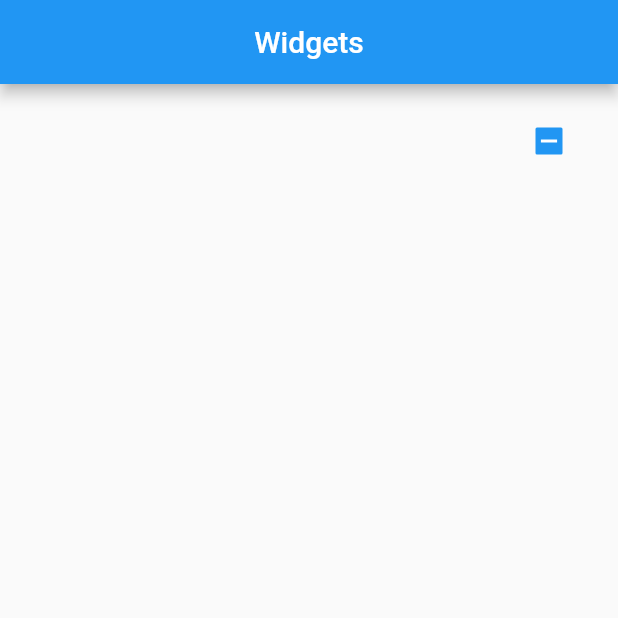
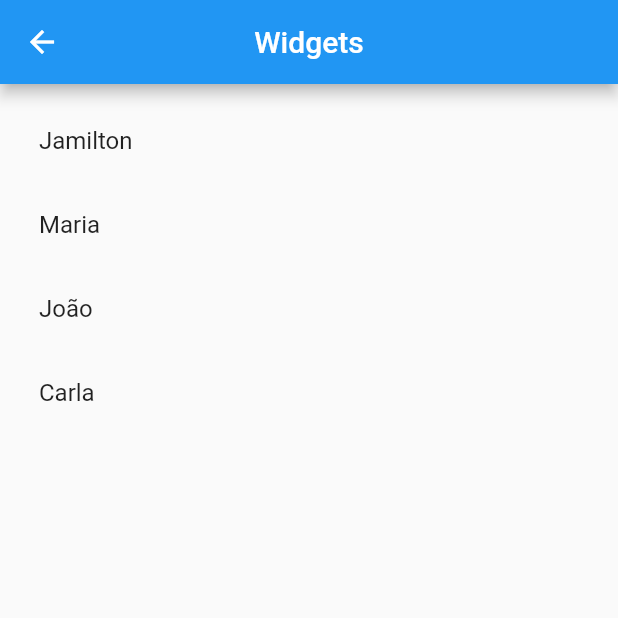
Before and after one commit to Markfgui675/App_ListaDeTarefas, a Flutter app: the Dism screen opened directly, on a phone screen of 412 x 824 dp, the top half of it. Run offline on Flutter 3.47's test engine with Material 2 defaults, Android fonts, the light colour scheme and no system bars.

Commit message:
Dismissible

```diff
--- a/lib/dismissible.dart
+++ b/lib/dismissible.dart
@@ -9,6 +9,9 @@ class Dism extends StatefulWidget {
 }
 
 class _DismState extends State<Dism> {
+
+  List _lista = ["Jamilton","Maria","João","Carla"];
+
   @override
   Widget build(BuildContext context) {
     return Scaffold(
@@ -22,7 +25,48 @@ class _DismState extends State<Dism> {
         padding: EdgeInsets.all(10),
         child: Column(
           children: <Widget>[
-            CheckboxListTile(value: null, onChanged: (bool? valor){}, )
+            Expanded(child: ListView.builder(
+                itemCount: _lista.length,
+                itemBuilder: (context, index){
+
+                  final item = _lista[index];
+
+                  return Dismissible(
+                      direction: DismissDirection.horizontal,
+                      background: Container(
+                        padding: EdgeInsets.all(16),
+                        color: Colors.red,
+                        child: Row(
+                          mainAxisAlignment: MainAxisAlignment.start,
+                          children: <Widget>[
+                            Icon(Icons.train, color: Colors.white,)
+                          ],
+                        ),
+                      ),
+                      secondaryBackground: Container(
+                        color: Colors.green,
+                        padding: EdgeInsets.all(16),
+                        child: Row(
+                          mainAxisAlignment: MainAxisAlignment.end,
+                          children: <Widget>[
+                            Icon(Icons.edit, color: Colors.white,)
+                          ],
+                        ),
+                      ),
+                      onDismissed: (direction){
+                        if(direction == DismissDirection.startToEnd){
+
+                        } else if(direction == DismissDirection.endToStart){
+
+                        }
+                      },
+                      key: Key(item),
+                      child: ListTile(
+                        title: Text(item),
+                      )
+                  );
+                }
+            )),
           ],
         ),
       ),
--- a/lib/main.dart
+++ b/lib/main.dart
@@ -6,6 +6,6 @@ import 'home.dart';
 void main(){
   runApp(MaterialApp(
     debugShowCheckedModeBanner: false,
-    home: Dism(),
+    home: Home(),
   ));
 }
```
